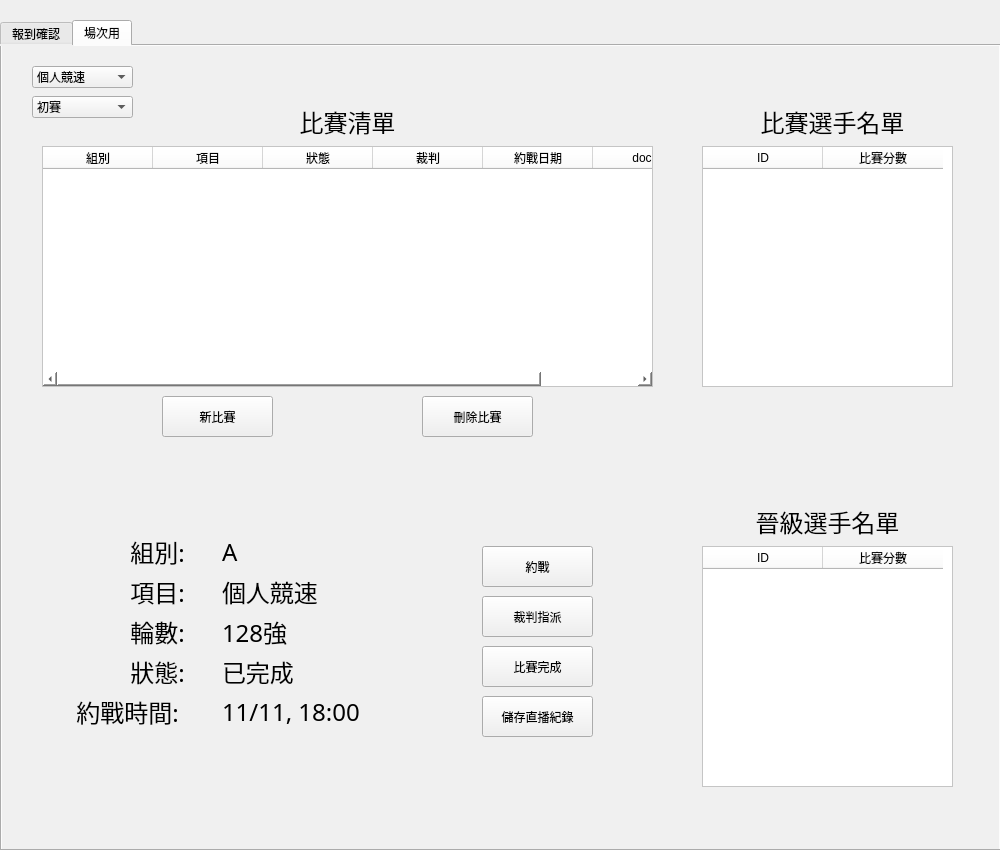
This is client/src/ui/mainui.ui in RuiChen0101/2019nukl as Qt 5 draws it before an edit. The edited form follows.
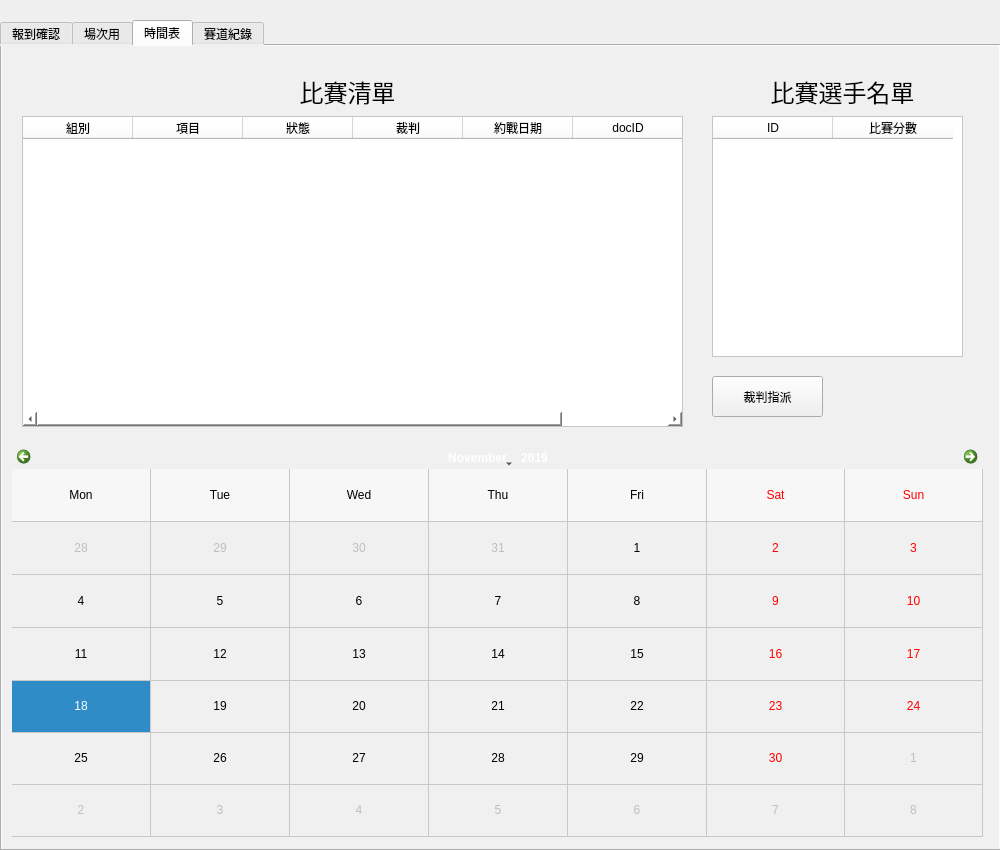
This is the edited form. The open tabs and pages were chosen to show the change.

Commit message: calender and track_record add

```diff
--- a/client/src/ui/mainui.ui
+++ b/client/src/ui/mainui.ui
@@ -958,6 +958,289 @@
       </property>
      </widget>
     </widget>
+    <widget class="QWidget" name="calender_tab">
+     <attribute name="title">
+      <string>時間表</string>
+     </attribute>
+     <widget class="QCalendarWidget" name="calender">
+      <property name="geometry">
+       <rect>
+        <x>10</x>
+        <y>400</y>
+        <width>971</width>
+        <height>391</height>
+       </rect>
+      </property>
+      <property name="styleSheet">
+       <string notr="true"/>
+      </property>
+      <property name="selectedDate">
+       <date>
+        <year>2019</year>
+        <month>11</month>
+        <day>18</day>
+       </date>
+      </property>
+      <property name="gridVisible">
+       <bool>true</bool>
+      </property>
+      <property name="verticalHeaderFormat">
+       <enum>QCalendarWidget::NoVerticalHeader</enum>
+      </property>
+     </widget>
+     <widget class="QTableWidget" name="match_view_list">
+      <property name="geometry">
+       <rect>
+        <x>20</x>
+        <y>70</y>
+        <width>661</width>
+        <height>311</height>
+       </rect>
+      </property>
+      <property name="styleSheet">
+       <string notr="true">background-color:#ffffff;</string>
+      </property>
+      <property name="editTriggers">
+       <set>QAbstractItemView::NoEditTriggers</set>
+      </property>
+      <property name="selectionMode">
+       <enum>QAbstractItemView::SingleSelection</enum>
+      </property>
+      <property name="selectionBehavior">
+       <enum>QAbstractItemView::SelectRows</enum>
+      </property>
+      <attribute name="horizontalHeaderDefaultSectionSize">
+       <number>110</number>
+      </attribute>
+      <column>
+       <property name="text">
+        <string>組別</string>
+       </property>
+      </column>
+      <column>
+       <property name="text">
+        <string>項目</string>
+       </property>
+      </column>
+      <column>
+       <property name="text">
+        <string>狀態</string>
+       </property>
+      </column>
+      <column>
+       <property name="text">
+        <string>裁判</string>
+       </property>
+      </column>
+      <column>
+       <property name="text">
+        <string>約戰日期</string>
+       </property>
+      </column>
+      <column>
+       <property name="text">
+        <string>docID</string>
+       </property>
+      </column>
+     </widget>
+     <widget class="QLabel" name="match_view_list_lable">
+      <property name="geometry">
+       <rect>
+        <x>270</x>
+        <y>30</y>
+        <width>151</width>
+        <height>31</height>
+       </rect>
+      </property>
+      <property name="font">
+       <font>
+        <family>微軟正黑體</family>
+        <pointsize>18</pointsize>
+       </font>
+      </property>
+      <property name="text">
+       <string>比賽清單</string>
+      </property>
+      <property name="alignment">
+       <set>Qt::AlignCenter</set>
+      </property>
+     </widget>
+     <widget class="QTableWidget" name="player_view_list">
+      <property name="geometry">
+       <rect>
+        <x>710</x>
+        <y>70</y>
+        <width>251</width>
+        <height>241</height>
+       </rect>
+      </property>
+      <property name="styleSheet">
+       <string notr="true">background-color:#ffffff;</string>
+      </property>
+      <property name="editTriggers">
+       <set>QAbstractItemView::NoEditTriggers</set>
+      </property>
+      <property name="selectionMode">
+       <enum>QAbstractItemView::SingleSelection</enum>
+      </property>
+      <property name="selectionBehavior">
+       <enum>QAbstractItemView::SelectRows</enum>
+      </property>
+      <attribute name="horizontalHeaderDefaultSectionSize">
+       <number>120</number>
+      </attribute>
+      <column>
+       <property name="text">
+        <string>ID</string>
+       </property>
+      </column>
+      <column>
+       <property name="text">
+        <string>比賽分數</string>
+       </property>
+      </column>
+     </widget>
+     <widget class="QLabel" name="player_view_list_label">
+      <property name="geometry">
+       <rect>
+        <x>740</x>
+        <y>30</y>
+        <width>201</width>
+        <height>31</height>
+       </rect>
+      </property>
+      <property name="font">
+       <font>
+        <family>微軟正黑體</family>
+        <pointsize>18</pointsize>
+       </font>
+      </property>
+      <property name="text">
+       <string>比賽選手名單</string>
+      </property>
+      <property name="alignment">
+       <set>Qt::AlignCenter</set>
+      </property>
+     </widget>
+     <widget class="QPushButton" name="judge_assign_view_btn">
+      <property name="geometry">
+       <rect>
+        <x>710</x>
+        <y>330</y>
+        <width>111</width>
+        <height>41</height>
+       </rect>
+      </property>
+      <property name="font">
+       <font>
+        <family>微軟正黑體</family>
+       </font>
+      </property>
+      <property name="text">
+       <string>裁判指派</string>
+      </property>
+     </widget>
+    </widget>
+    <widget class="QWidget" name="track_record_tab">
+     <attribute name="title">
+      <string>賽道紀錄</string>
+     </attribute>
+     <widget class="QComboBox" name="catgory_track_list">
+      <property name="geometry">
+       <rect>
+        <x>20</x>
+        <y>20</y>
+        <width>101</width>
+        <height>22</height>
+       </rect>
+      </property>
+      <property name="currentIndex">
+       <number>0</number>
+      </property>
+      <property name="maxCount">
+       <number>3</number>
+      </property>
+      <item>
+       <property name="text">
+        <string>個人競速</string>
+       </property>
+      </item>
+      <item>
+       <property name="text">
+        <string>個人道具</string>
+       </property>
+      </item>
+      <item>
+       <property name="text">
+        <string>團體競速</string>
+       </property>
+      </item>
+     </widget>
+     <widget class="QTableWidget" name="track_record_list">
+      <property name="geometry">
+       <rect>
+        <x>20</x>
+        <y>60</y>
+        <width>751</width>
+        <height>661</height>
+       </rect>
+      </property>
+      <property name="font">
+       <font>
+        <family>微軟正黑體</family>
+        <pointsize>11</pointsize>
+       </font>
+      </property>
+      <property name="styleSheet">
+       <string notr="true">background-color:#ffffff;</string>
+      </property>
+      <property name="editTriggers">
+       <set>QAbstractItemView::DoubleClicked</set>
+      </property>
+      <property name="selectionMode">
+       <enum>QAbstractItemView::SingleSelection</enum>
+      </property>
+      <property name="selectionBehavior">
+       <enum>QAbstractItemView::SelectRows</enum>
+      </property>
+      <attribute name="horizontalHeaderDefaultSectionSize">
+       <number>240</number>
+      </attribute>
+      <column>
+       <property name="text">
+        <string>賽道</string>
+       </property>
+      </column>
+      <column>
+       <property name="text">
+        <string>紀錄保持人</string>
+       </property>
+      </column>
+      <column>
+       <property name="text">
+        <string>紀錄</string>
+       </property>
+      </column>
+     </widget>
+     <widget class="QPushButton" name="track_record_update">
+      <property name="geometry">
+       <rect>
+        <x>790</x>
+        <y>730</y>
+        <width>191</width>
+        <height>51</height>
+       </rect>
+      </property>
+      <property name="font">
+       <font>
+        <family>微軟正黑體</family>
+       </font>
+      </property>
+      <property name="text">
+       <string>更新</string>
+      </property>
+     </widget>
+    </widget>
    </widget>
   </widget>
  </widget>
```
Left out of the diff: 5 changed lines with no effect on the pictures. The commit also changes 11 other files.
